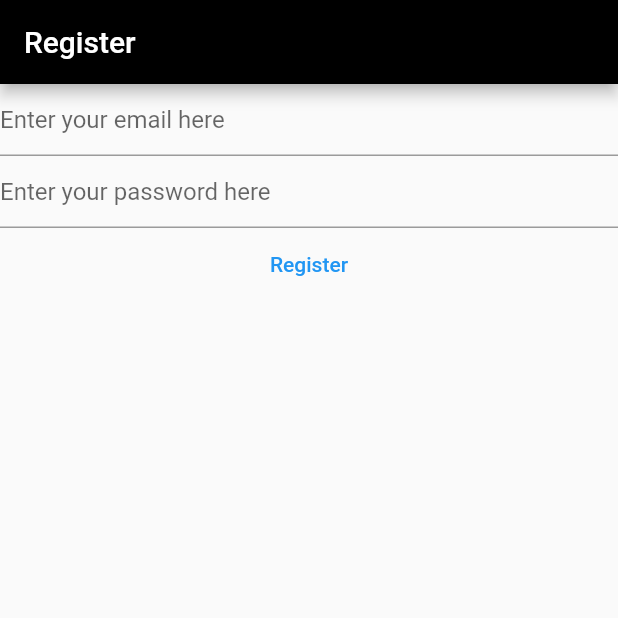
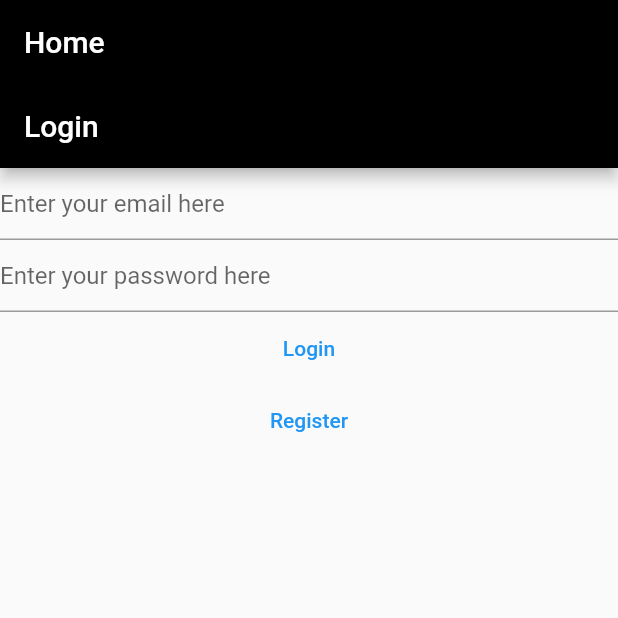
Before and after one commit to zerq98/Flutter-course, a Flutter app: the screen it shows after launch, on a phone screen of 412 x 824 dp, the top half of it. Run offline on Flutter 3.47's test engine with Material 2 defaults, Android fonts, the phone set to English and light mode, and no system bars; our stand-ins replace firebase_auth, firebase_core; accounts and stored records are empty; generated files the repository leaves out were written again.

Commit message:
Add login view and home view

```diff
--- a/lib/main.dart
+++ b/lib/main.dart
@@ -1,88 +1,11 @@
-import 'package:firebase_core/firebase_core.dart';
 import 'package:flutter/material.dart';
-import 'package:firebase_auth/firebase_auth.dart';
-import 'firebase_options.dart';
+import 'views/home.dart';
 
 void main() {
-  runApp(const MyApp());
+  WidgetsFlutterBinding.ensureInitialized();
+  runApp(MaterialApp(
+    title: 'Flutter Demo',
+    theme: ThemeData(primaryColor: Colors.black, backgroundColor: Colors.black),
+    home: const HomeView(),
+  ));
 }
-
-class MyApp extends StatelessWidget {
-  const MyApp({Key? key}) : super(key: key);
-
-  @override
-  Widget build(BuildContext context) {
-    return MaterialApp(
-      title: 'Flutter Demo',
-      theme:
-          ThemeData(primaryColor: Colors.black, backgroundColor: Colors.black),
-      home: const HomePage(),
-    );
-  }
-}
-
-class HomePage extends StatefulWidget {
-  const HomePage({Key? key}) : super(key: key);
-
-  @override
-  State<HomePage> createState() => _HomePageState();
-}
-
-class _HomePageState extends State<HomePage> {
-  TextEditingController _email = TextEditingController();
-  TextEditingController _password = TextEditingController();
-
-  @override
-  void initState() {
-    _email = TextEditingController();
-    _password = TextEditingController();
-    super.initState();
-  }
-
-  @override
-  void dispose() {
-    _email.dispose();
-    _password.dispose();
-    super.dispose();
-  }
-
-  @override
-  Widget build(BuildContext context) {
-    return Scaffold(
-        appBar: AppBar(
-          title: Text('Register'),
-          backgroundColor: Colors.black,
-        ),
-        body: Column(
-          children: [
-            TextField(
-              enableSuggestions: false,
-              autocorrect: false,
-              keyboardType: TextInputType.emailAddress,
-              decoration: InputDecoration(hintText: 'Enter your email here'),
-              controller: _email,
-            ),
-            TextField(
-              decoration: InputDecoration(hintText: 'Enter your password here'),
-              controller: _password,
-              obscureText: true,
-              enableSuggestions: false,
-              autocorrect: false,
-            ),
-            TextButton(
-              onPressed: () async {
-                final email = _email.text;
-                final password = _password.text;
-                await Firebase.initializeApp(
-                    options: DefaultFirebaseOptions.currentPlatform);
-                final userCredential = await FirebaseAuth.instance
-                    .createUserWithEmailAndPassword(
-                        email: email, password: password);
-                print(userCredential);
-              },
-              child: Text("Register"),
-            )
-          ],
-        ));
-  }
-}
--- /dev/null
+++ b/lib/views/home.dart
@@ -0,0 +1,37 @@
+import 'package:firebase_auth/firebase_auth.dart';
+import 'package:firebase_core/firebase_core.dart';
+import 'package:flutter/material.dart';
+import 'package:learning_dart/views/login.dart';
+import '../firebase_options.dart';
+
+class HomeView extends StatelessWidget {
+  const HomeView({Key? key}) : super(key: key);
+
+  @override
+  Widget build(BuildContext context) {
+    return Scaffold(
+        appBar: AppBar(
+          title: Text('Home'),
+          backgroundColor: Colors.black,
+        ),
+        body: FutureBuilder(
+          future: Firebase.initializeApp(
+              options: DefaultFirebaseOptions.currentPlatform),
+          builder: (context, snapshot) {
+            switch (snapshot.connectionState) {
+              case ConnectionState.done:
+                var user = FirebaseAuth.instance.currentUser;
+
+                if (user != null) {
+                  return Text('Home');
+                } else {
+                  return LoginView();
+                }
+                break;
+              default:
+                return const Text('Loading...');
+            }
+          },
+        ));
+  }
+}
--- /dev/null
+++ b/lib/views/login.dart
@@ -0,0 +1,100 @@
+import 'package:firebase_core/firebase_core.dart';
+import 'package:flutter/material.dart';
+import 'package:firebase_auth/firebase_auth.dart';
+import 'package:learning_dart/views/register.dart';
+import '/firebase_options.dart';
+
+class LoginView extends StatefulWidget {
+  const LoginView({Key? key}) : super(key: key);
+
+  @override
+  State<LoginView> createState() => _LoginViewState();
+}
+
+class _LoginViewState extends State<LoginView> {
+  TextEditingController _email = TextEditingController();
+  TextEditingController _password = TextEditingController();
+
+  @override
+  void initState() {
+    _email = TextEditingController();
+    _password = TextEditingController();
+    super.initState();
+  }
+
+  @override
+  void dispose() {
+    _email.dispose();
+    _password.dispose();
+    super.dispose();
+  }
+
+  @override
+  Widget build(BuildContext context) {
+    return Scaffold(
+        appBar: AppBar(
+          title: Text('Login'),
+          backgroundColor: Colors.black,
+        ),
+        body: FutureBuilder(
+          future: Firebase.initializeApp(
+              options: DefaultFirebaseOptions.currentPlatform),
+          builder: (context, snapshot) {
+            switch (snapshot.connectionState) {
+              case ConnectionState.done:
+                return Column(
+                  children: [
+                    TextField(
+                      enableSuggestions: false,
+                      autocorrect: false,
+                      keyboardType: TextInputType.emailAddress,
+                      decoration:
+                          InputDecoration(hintText: 'Enter your email here'),
+                      controller: _email,
+                    ),
+                    TextField(
+                      decoration:
+                          InputDecoration(hintText: 'Enter your password here'),
+                      controller: _password,
+                      obscureText: true,
+                      enableSuggestions: false,
+                      autocorrect: false,
+                    ),
+                    TextButton(
+                      onPressed: () async {
+                        final email = _email.text;
+                        final password = _password.text;
+
+                        try {
+                          final userCredential = await FirebaseAuth.instance
+                              .signInWithEmailAndPassword(
+                                  email: email, password: password);
+                        } on FirebaseAuthException catch (e) {
+                          showDialog(
+                              context: context,
+                              builder: (BuildContext context) => AlertDialog(
+                                    content:
+                                        const Text('Wrong email or password'),
+                                  ));
+                        }
+                      },
+                      child: Text("Login"),
+                    ),
+                    TextButton(
+                      onPressed: () {
+                        Navigator.push(
+                            context,
+                            MaterialPageRoute(
+                                builder: (context) => RegisterView()));
+                      },
+                      child: Text("Register"),
+                    )
+                  ],
+                );
+              default:
+                return const Text('Loading...');
+            }
+          },
+        ));
+  }
+}
```
Also changed, not shown: lib/views/register.dart (added, +98 -0 lines), 1 other file.
